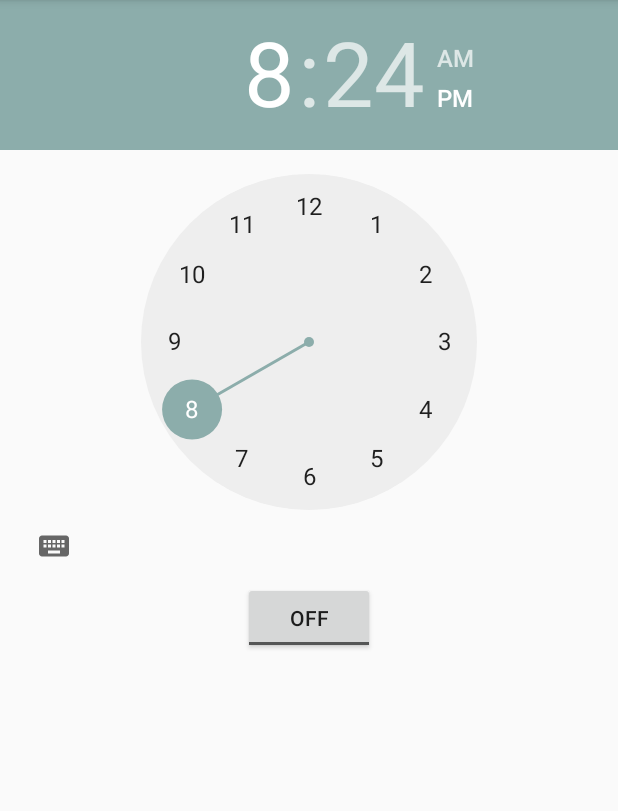
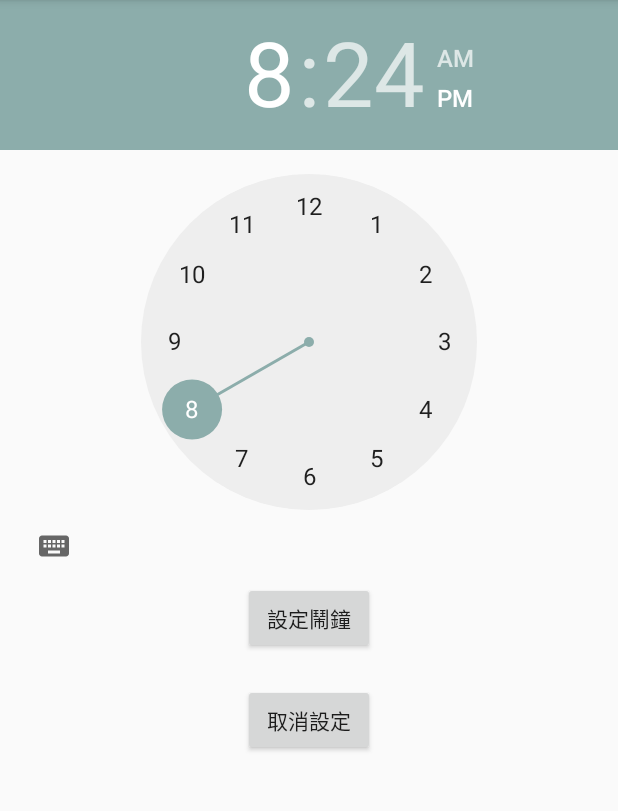
Before and after one commit to Pi-Hsin/Goo_Goo_Morning, an Android app: the AddClockActivity screen opened directly, with no data from a screen before it, on a phone screen of 412 x 824 dp, the part 84-895 px from its top. Run offline under Robolectric (Android 15) with nearby library versions, the light colour scheme and no system bars; 1 statement that could not run was skipped.

Commit message:
change manifest.xml MainActivity activity_main.xml colors.xml addClockActivity (5/28 11:13)

```diff
--- a/Goo_Goo_Mornind/app/src/main/res/layout/activity_add_clock.xml
+++ b/Goo_Goo_Mornind/app/src/main/res/layout/activity_add_clock.xml
@@ -7,31 +7,41 @@
     tools:context=".AddClockActivity">
 
     <TimePicker
+        android:id="@+id/alarmTimePicker"
         android:layout_width="wrap_content"
         android:layout_height="wrap_content"
-        android:id="@+id/alarmTimePicker"
         android:layout_alignParentTop="true"
         android:layout_centerHorizontal="true" />
 
 
-    <ToggleButton
+    <Button
+        android:id="@+id/alarmToggle"
         android:layout_width="wrap_content"
         android:layout_height="wrap_content"
-        android:text="Alarm On/Off"
-        android:id="@+id/alarmToggle"
+        android:layout_below="@+id/alarmTimePicker"
         android:layout_centerHorizontal="true"
-        android:layout_below="@+id/alarmTimePicker"
-        android:onClick="onToggleClicked" />
+        android:onClick="onSettingClicked"
+        android:text="設定鬧鐘" />
+
+    <Button
+        android:id="@+id/alarmToggle2"
+        android:layout_width="wrap_content"
+        android:layout_height="wrap_content"
+        android:layout_below="@+id/alarmToggle"
+        android:layout_centerInParent="true"
+        android:layout_marginTop="20dp"
+        android:onClick="onCancelClicked"
+        android:text="取消設定" />
 
     <TextView
+        android:id="@+id/alarmText"
         android:layout_width="wrap_content"
         android:layout_height="wrap_content"
-        android:textAppearance="?android:attr/textAppearanceLarge"
-        android:text=""
-        android:id="@+id/alarmText"
+        android:layout_below="@+id/alarmToggle"
         android:layout_alignParentBottom="true"
         android:layout_centerHorizontal="true"
         android:layout_marginTop="20dp"
-        android:layout_below="@+id/alarmToggle" />
+        android:text=""
+        android:textAppearance="?android:attr/textAppearanceLarge" />
 
 </RelativeLayout>
```
Also changed, not shown: Goo_Goo_Mornind/app/src/main/java/com/example/goo_goo_mornind/AddClockActivity.java (+20 -8 lines).
